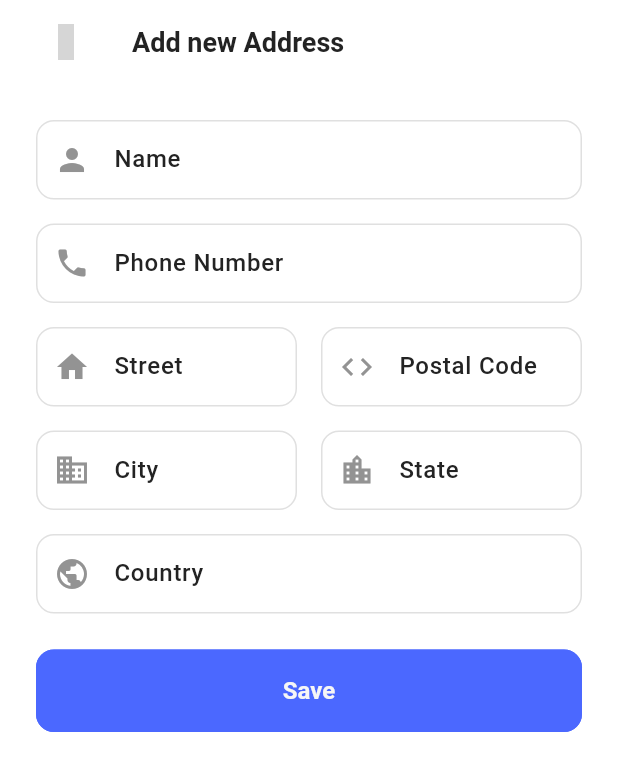
After one commit to rahmabenomrane/Application-mobile-avec-flutter, a Flutter app: the AddNewAddressScreen screen opened directly, on a phone screen of 412 x 824 dp. The commit adds this screen. Shown: the top 771 px of the screen. Run offline on Flutter 3.47's test engine with Material 3 defaults, Android fonts, the phone set to English and light mode, and no system bars; our stand-ins replace carousel_slider, cloud_firestore, connectivity_plus, firebase_auth, firebase_core, firebase_storage and 8 more; accounts and stored records are empty; Roboto replaces fonts that are missing (Poppins); project files that could hold a hidden picture were left out; grey boxes are pictures that could not be loaded.

Commit message:
add Addresses Screen

```diff
--- /dev/null
+++ b/lib/features/personalization/screens/address/add_new_address.dart
@@ -0,0 +1,97 @@
+import 'package:examenmobile/common/widgets/appbar/appbar.dart';
+import 'package:examenmobile/utils/constants/sizes.dart';
+import 'package:flutter/material.dart';
+
+class AddNewAddressScreen extends StatelessWidget {
+  const AddNewAddressScreen({super.key});
+
+  @override
+  Widget build(BuildContext context) {
+    return Scaffold(
+      appBar: const TAppBar(showBackArrow: true, title: Text('Add new Address')),
+      body: SingleChildScrollView(
+        child: Padding(
+          padding: const EdgeInsets.all(TSizes.defaultSpace),
+          child: Form(
+            child: Column(
+              children: [
+                TextFormField(
+                  decoration: const InputDecoration(
+                      prefixIcon: Icon(Icons.person),
+                      labelText: 'Name'
+                  ),
+                ),
+                const SizedBox(height: TSizes.spaceBtwInputFields),
+                TextFormField(
+                  decoration: const InputDecoration(
+                      prefixIcon: Icon(Icons.phone),
+                      labelText: 'Phone Number'
+                  ),
+                ),
+                const SizedBox(height: TSizes.spaceBtwInputFields),
+                Row(
+                  children: [
+                    Expanded(
+                      child: TextFormField(
+                        decoration: const InputDecoration(
+                            prefixIcon: Icon(Icons.home),
+                            labelText: 'Street'
+                        ),
+                      ),
+                    ),
+                    const SizedBox(width: TSizes.spaceBtwInputFields),
+                    Expanded(
+                      child: TextFormField(
+                        decoration: const InputDecoration(
+                            prefixIcon: Icon(Icons.code),
+                            labelText: 'Postal Code'
+                        ),
+                      ),
+                    ),
+                  ],
+                ),
+                const SizedBox(height: TSizes.spaceBtwInputFields),
+                Row(
+                  children: [
+                    Expanded(
+                      child: TextFormField(
+                        decoration: const InputDecoration(
+                            prefixIcon: Icon(Icons.business),
+                            labelText: 'City'
+                        ),
+                      ),
+                    ),
+                    const SizedBox(width: TSizes.spaceBtwInputFields),
+                    Expanded(
+                      child: TextFormField(
+                        decoration: const InputDecoration(
+                            prefixIcon: Icon(Icons.location_city),
+                            labelText: 'State'
+                        ),
+                      ),
+                    ),
+                  ],
+                ),
+                const SizedBox(height: TSizes.spaceBtwInputFields),
+                TextFormField(
+                  decoration: const InputDecoration(
+                      prefixIcon: Icon(Icons.public),
+                      labelText: 'Country'
+                  ),
+                ),
+                const SizedBox(height: TSizes.defaultSpace),
+                SizedBox(
+                  width: double.infinity,
+                  child: ElevatedButton(
+                      onPressed: () {},
+                      child: const Text('Save')
+                  ),
+                ),
+              ],
+            ),
+          ),
+        ),
+      ),
+    );
+  }
+}
--- a/lib/features/personalization/screens/settings/settings.dart
+++ b/lib/features/personalization/screens/settings/settings.dart
@@ -3,6 +3,7 @@ import 'package:examenmobile/common/widgets/custom_shapes/containers/primary_hea
 import 'package:examenmobile/common/widgets/list_tiles/setting_menu_tile.dart';
 import 'package:examenmobile/common/widgets/list_tiles/user_profile_tile.dart';
 import 'package:examenmobile/common/widgets/texts/section_heading.dart';
+import 'package:examenmobile/features/personalization/screens/address/address.dart';
 import 'package:examenmobile/features/personalization/screens/profile/profile.dart';
 import 'package:examenmobile/utils/constants/colors.dart';
 import 'package:examenmobile/utils/constants/sizes.dart';
@@ -53,6 +54,7 @@ class SettingsScreen extends StatelessWidget {
                     icon: Iconsax.safe_home,
                     title: 'My Addresses',
                     subTitle: 'Set shopping delivery address',
+                    onTap: ()=>Get.to(()=> const UserAddressScreen()),
                   ),
                   TSettingsMenuTile(
                     icon: Iconsax.shopping_cart,
```
Also changed, not shown: lib/features/personalization/screens/address/address.dart (added, +40 -0 lines), lib/features/personalization/screens/address/widgets/single_address.dart (added, +71 -0 lines).
